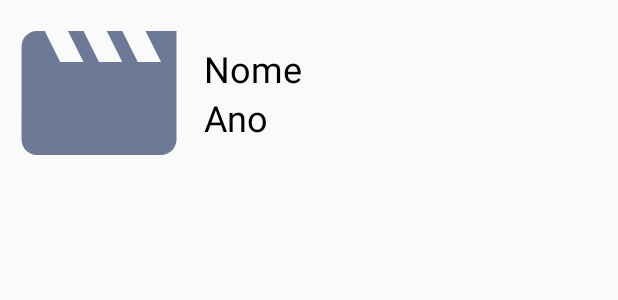
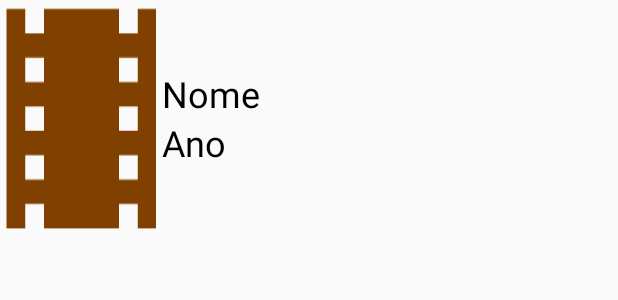
Before and after one commit to ednaldomartins/ArchitectureComponentApp, an Android app: the layout adapter_film_list.xml on its own in the app's theme, with its tools: preview values and no code run, on a phone screen of 412 x 824 dp. Shown: the top 300 px of the screen. Run offline under Robolectric (Android 15) with nearby library versions, the phone set to English and light mode, and no system bars.

Commit message:
Novo ícone para capa do filme (quando não houver capa)

```diff
--- /dev/null
+++ b/app/src/main/res/drawable/ic_local_movies_24dp.xml
@@ -0,0 +1,5 @@
+<vector android:height="150dp" android:tint="#804000"
+    android:viewportHeight="24.0" android:viewportWidth="24.0"
+    android:width="150dp" xmlns:android="http://schemas.android.com/apk/res/android">
+    <path android:fillColor="#FF000000" android:pathData="M18,3v2h-2L16,3L8,3v2L6,5L6,3L4,3v18h2v-2h2v2h8v-2h2v2h2L20,3h-2zM8,17L6,17v-2h2v2zM8,13L6,13v-2h2v2zM8,9L6,9L6,7h2v2zM18,17h-2v-2h2v2zM18,13h-2v-2h2v2zM18,9h-2L16,7h2v2z"/>
+</vector>
--- a/app/src/main/res/layout/adapter_film_list.xml
+++ b/app/src/main/res/layout/adapter_film_list.xml
@@ -3,13 +3,19 @@
         xmlns:app="http://schemas.android.com/apk/res-auto"
         android:layout_width="match_parent"
         android:layout_height="wrap_content"
-        android:orientation="horizontal">
+        android:orientation="horizontal"
+        android:padding="4sp"
+        android:paddingTop="8sp"
+        android:paddingBottom="8sp">
 
     <ImageView
             android:id="@+id/adapter_film_list_image_film"
-            android:layout_width="132dp"
-            android:layout_height="124dp"
-            app:srcCompat="@drawable/ic_movie_black_24dp" />
+            android:layout_width="100dp"
+            android:layout_height="150dp"
+            android:scaleType="center"
+            android:scaleX="1"
+            android:scaleY="1.3"
+            app:srcCompat="@drawable/ic_local_movies_24dp" />
 
     <LinearLayout
             android:layout_width="match_parent"
```
